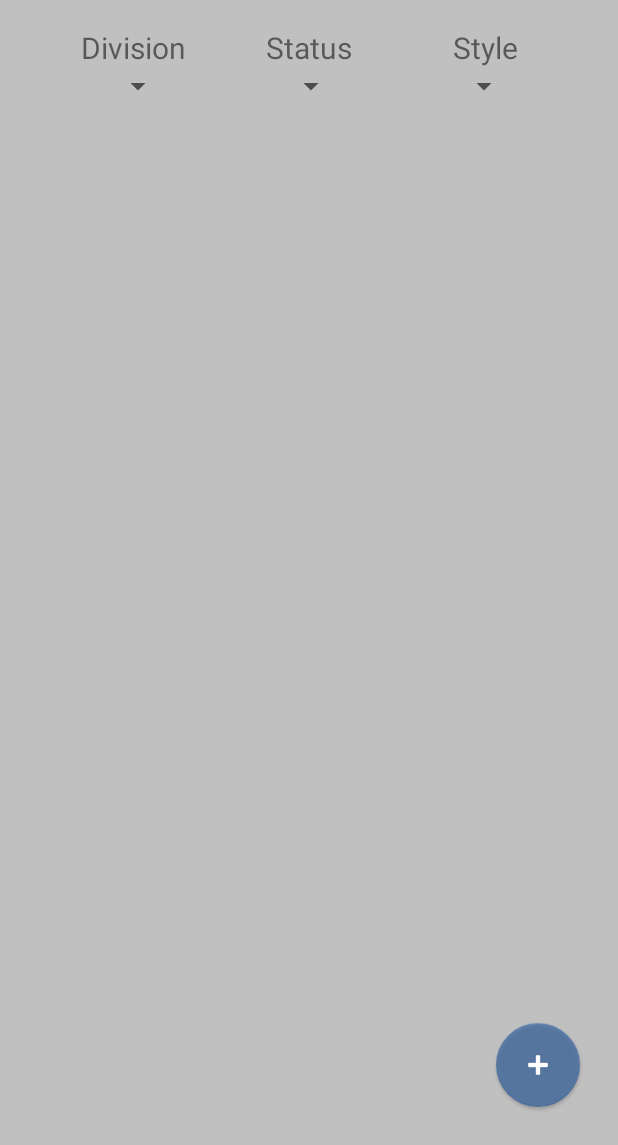
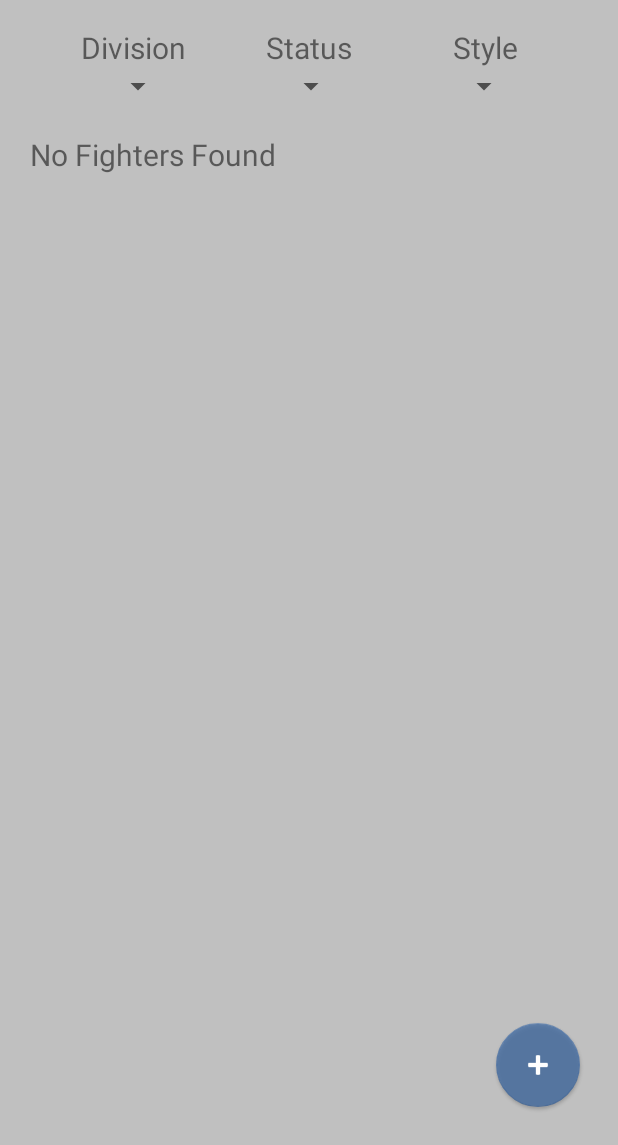
Before and after one commit to LuXoN1999/MyFighter, an Android app: the screen it shows after launch (MainActivity), on a phone screen of 412 x 824 dp, the part 91-1236 px from its top. Run offline under Robolectric (Android 15) with nearby library versions, the phone set to English and light mode, and no system bars; our stand-ins replace Room's generated code.

Commit message:
Added new input-based behavior

```diff
--- a/MyFighter/app/src/main/java/com/example/myfighter/additional_functions/AdditionalFunctions.kt
+++ b/MyFighter/app/src/main/java/com/example/myfighter/additional_functions/AdditionalFunctions.kt
@@ -1,8 +1,11 @@
 package com.example.myfighter.additional_functions
 
 import android.graphics.Color
+import android.view.View
 import android.webkit.URLUtil
 import android.widget.RadioGroup
+import android.widget.TextView
+import com.example.myfighter.model.Fighter
 import java.math.RoundingMode
 import java.text.DecimalFormat
 import java.util.*
@@ -152,3 +155,12 @@ fun createDecimalFormatInstance(): DecimalFormat{
     df.roundingMode = RoundingMode.DOWN
     return df
 }
+
+fun checkListAndSetNoFighterTextVisibility(fighterList: List<Fighter>,noFightersText: TextView){
+    if(fighterList.isNotEmpty()){
+        noFightersText.visibility = View.INVISIBLE
+    }
+    else{
+        noFightersText.visibility = View.VISIBLE
+    }
+}
--- a/MyFighter/app/src/main/java/com/example/myfighter/ui/fighter_details/FighterDetailsFragment.kt
+++ b/MyFighter/app/src/main/java/com/example/myfighter/ui/fighter_details/FighterDetailsFragment.kt
@@ -50,7 +50,10 @@ class FighterDetailsFragment:Fragment() {
         if (fighter != null) {
             Picasso.with(this.context).load(fighter.imageURL).into(binding.ivDetailsFighterImage)
             binding.tvDetailsNameValue.text = fighter.name
-            binding.tvDetailsNicknameValue.text = fighter.nickname
+
+            if(fighter.nickname.isNullOrEmpty()) binding.tvDetailsNicknameValue.text = "-"
+            else binding.tvDetailsNicknameValue.text=fighter.nickname.toString()
+
             binding.tvDetailsNationalityValue.text = fighter.nationality
             binding.tvDetailsAgeValue.text = fighter.age.toString()
             binding.tvDetailsStatusValue.text = if (fighter.isRetired) "Retired" else "Active"
--- a/MyFighter/app/src/main/java/com/example/myfighter/ui/fighter_list/FighterAdapter.kt
+++ b/MyFighter/app/src/main/java/com/example/myfighter/ui/fighter_list/FighterAdapter.kt
@@ -1,5 +1,4 @@
 package com.example.myfighter.ui.fighter_list
-
 
 import android.view.LayoutInflater
 import android.view.ViewGroup
@@ -31,6 +30,4 @@ class FighterAdapter: RecyclerView.Adapter<FighterViewHolder>() {
     }
 
     override fun getItemCount(): Int = fighters.count()
-
-
 }
--- a/MyFighter/app/src/main/java/com/example/myfighter/ui/fighter_list/FighterListFragment.kt
+++ b/MyFighter/app/src/main/java/com/example/myfighter/ui/fighter_list/FighterListFragment.kt
@@ -11,6 +11,7 @@ import androidx.fragment.app.Fragment
 import androidx.navigation.fragment.findNavController
 import androidx.recyclerview.widget.LinearLayoutManager
 import com.example.myfighter.R
+import com.example.myfighter.additional_functions.checkListAndSetNoFighterTextVisibility
 import com.example.myfighter.databinding.FragmentFighterListBinding
 import org.koin.androidx.viewmodel.ext.android.viewModel
 
@@ -119,6 +120,7 @@ class FighterListFragment: Fragment(), OnFighterEventListener{
     private fun observeFighters(){
         viewModel.fighters.observe(viewLifecycleOwner) {
             if (it != null) {
+                checkListAndSetNoFighterTextVisibility(it,binding.tvNoFighters)
                 adapter.setFighters(it)
             }
         }
--- a/MyFighter/app/src/main/res/layout/fragment_fighter_list.xml
+++ b/MyFighter/app/src/main/res/layout/fragment_fighter_list.xml
@@ -106,4 +106,16 @@
         app:fabSize="normal"
         />
 
+    <TextView
+        android:id="@+id/tv_no_fighters"
+        android:layout_width="wrap_content"
+        android:layout_height="wrap_content"
+        app:layout_constraintTop_toTopOf="@id/rv_fighters"
+        app:layout_constraintLeft_toLeftOf="parent"
+        android:layout_marginLeft="20dp"
+        android:visibility="invisible"
+        android:textSize="20sp"
+        android:text="@string/no_fighters_found"
+        />
+
 </androidx.constraintlayout.widget.ConstraintLayout>
--- a/MyFighter/app/src/main/res/values/strings.xml
+++ b/MyFighter/app/src/main/res/values/strings.xml
@@ -17,6 +17,7 @@
     <string name="str_style_grappler">Grappler</string>
     <string name="str_create_fighter">Create Fighter</string>
     <string name="str_bmi">BMI</string>
+    <string name="no_fighters_found">No Fighters Found</string>
     <string-array name="division_array">
         <item>All</item>
         <item>Flyweight</item>
```
